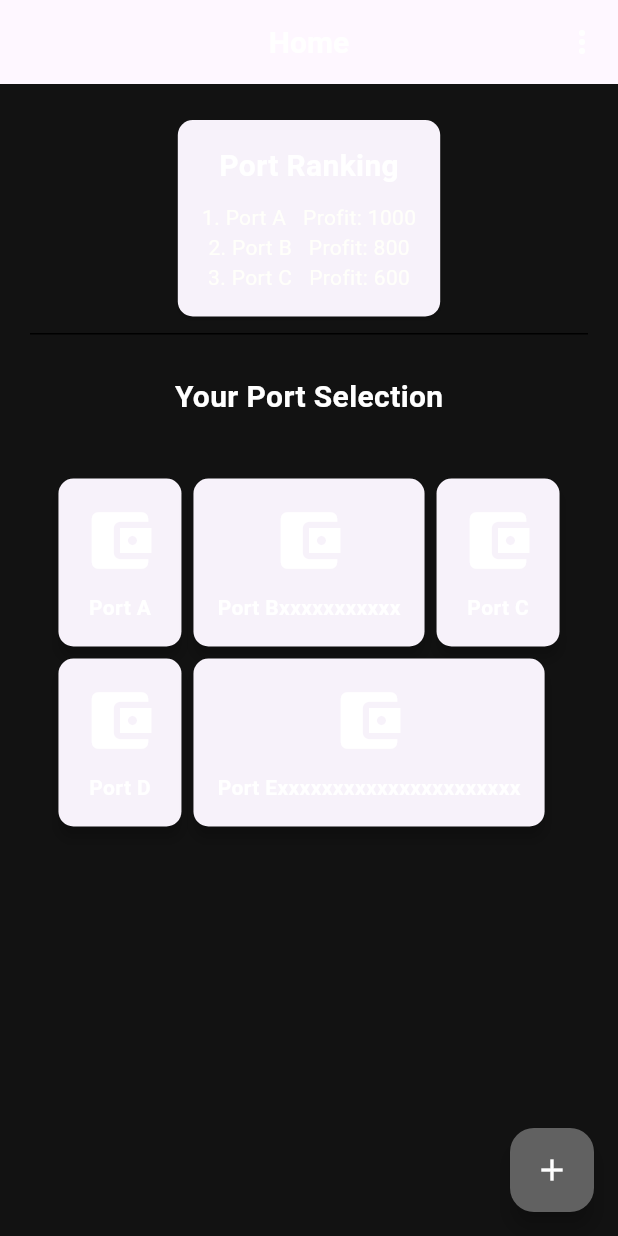
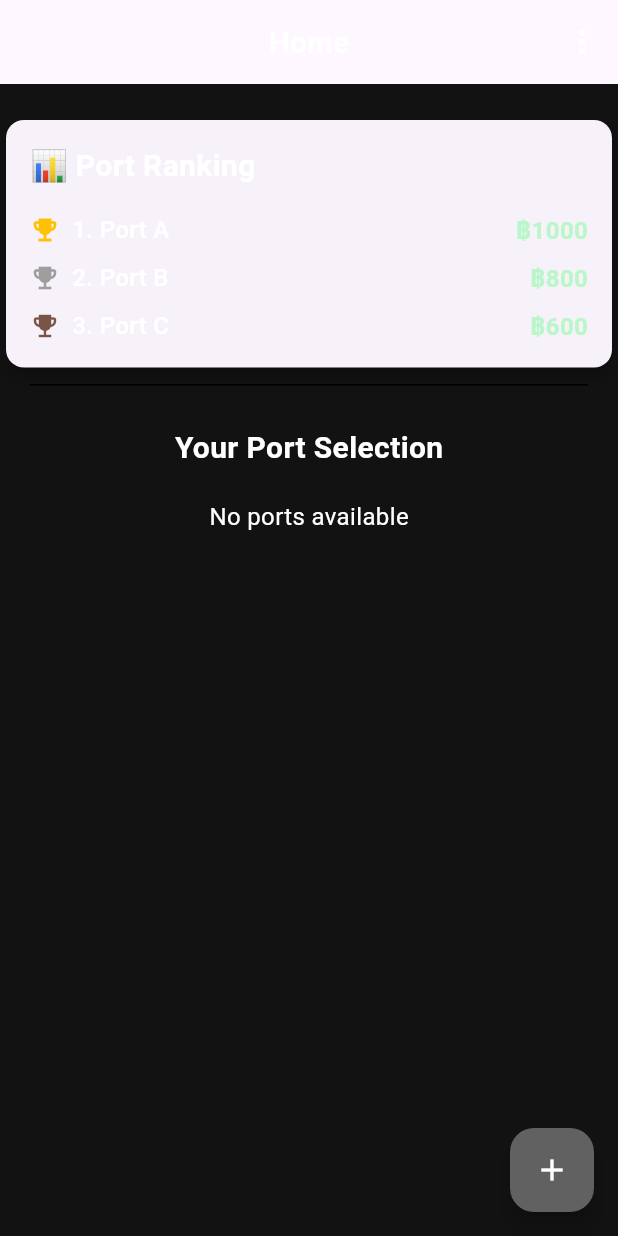
Before and after one commit to soapsabee/ppjournal, a Flutter app: the screen it shows after launch, on a phone screen of 412 x 824 dp. Run offline on Flutter 3.47's test engine with Material 3 defaults, Android fonts, the light colour scheme and no system bars; our stand-ins replace drift, fl_chart, flutter_riverpod, image_picker; accounts and stored records are empty; generated files the repository leaves out were written again; statements that could not run were skipped.

Commit message:
implement port create page , and re-design home page

```diff
--- a/lib/presentation/pages/home/home_page.dart
+++ b/lib/presentation/pages/home/home_page.dart
@@ -1,10 +1,19 @@
 import 'package:flutter/material.dart';
+import 'package:flutter_riverpod/flutter_riverpod.dart';
+import 'package:ppjournal/data/local/database.dart';
 import 'package:ppjournal/presentation/colors/colors.dart';
+import 'package:ppjournal/providers/port_provider.dart';
 import '../../widgets/appbar_custom.dart';
 
-class HomePage extends StatelessWidget {
+class HomePage extends ConsumerStatefulWidget {
+  @override
+  _HomePageState createState() => _HomePageState();
+}
+
+class _HomePageState extends ConsumerState<HomePage> {
   @override
   Widget build(BuildContext context) {
+    final portList = ref.watch(portListProvider);
     return Scaffold(
       backgroundColor: AppColors.background,
       appBar: CustomAppBar(
@@ -14,7 +23,7 @@ class HomePage extends StatelessWidget {
             iconColor: AppColors.onPrimary,
             itemBuilder:
                 (context) => [
-                   PopupMenuItem(
+                  PopupMenuItem(
                     value: 'pair',
                     child: Text(
                       'Pair',
@@ -51,17 +60,21 @@ class HomePage extends StatelessWidget {
                   ),
                 ],
             onSelected: (value) {
-                final routes = {
+              final routes = {
                 'pair': "Pair",
                 'setup': "Setup",
                 'poi': "POI",
                 'signal': "Signal",
                 'price-pattern': "Price Pattern",
-                };
+              };
 
-                if (routes.containsKey(value)) {
-                Navigator.pushNamed(context, '/management-page', arguments: routes[value]);
-                }
+              if (routes.containsKey(value)) {
+                Navigator.pushNamed(
+                  context,
+                  '/management-page',
+                  arguments: routes[value],
+                );
+              }
             },
           ),
         ],
@@ -89,7 +102,11 @@ class HomePage extends StatelessWidget {
               ),
             ),
             SizedBox(height: 20),
-            buildPortCardList(context),
+            portList.when(
+              data: (ports) => buildPortCardList(context, ports.cast()),
+              loading: () => CircularProgressIndicator(),
+              error: (err, stack) => Text('Error: $err'),
+            ),
           ],
         ),
       ),
@@ -108,78 +125,173 @@ class HomePage extends StatelessWidget {
   Widget buildRankingCard(BuildContext context) {
     return Card(
       color: AppColors.primaryVariant,
-      shape: RoundedRectangleBorder(borderRadius: BorderRadius.circular(10)),
-      child: Container(
+      shape: RoundedRectangleBorder(borderRadius: BorderRadius.circular(12)),
+      elevation: 4,
+      child: Padding(
         padding: EdgeInsets.all(16),
         child: Column(
+          crossAxisAlignment: CrossAxisAlignment.start,
           children: [
             Text(
-              'Port Ranking',
+              '📊 Port Ranking',
               style: TextStyle(
                 fontSize: 20,
                 fontWeight: FontWeight.bold,
                 color: AppColors.onPrimary,
               ),
             ),
-            SizedBox(height: 10),
-            // Add your ranking list or content here
-            Text(
-              '1. Port A   Profit: 1000',
-              style: TextStyle(color: Color.fromRGBO(255, 255, 250, 1)),
-            ),
-            Text(
-              '2. Port B   Profit: 800',
-              style: TextStyle(color: Color.fromRGBO(255, 255, 250, 1)),
-            ),
-            Text(
-              '3. Port C   Profit: 600',
-              style: TextStyle(color: Color.fromRGBO(255, 255, 250, 1)),
-            ),
+            SizedBox(height: 16),
+            buildRankingRow(1, 'Port A', 1000),
+            SizedBox(height: 8),
+            buildRankingRow(2, 'Port B', 800),
+            SizedBox(height: 8),
+            buildRankingRow(3, 'Port C', 600),
           ],
         ),
       ),
     );
   }
 
-  Widget buildPortCardList(BuildContext context) {
+  Widget buildRankingRow(int rank, String name, int profit) {
+    Icon? rankIcon;
+    switch (rank) {
+      case 1:
+        rankIcon = Icon(Icons.emoji_events, color: Colors.amber, size: 20);
+        break;
+      case 2:
+        rankIcon = Icon(Icons.emoji_events, color: Colors.grey, size: 20);
+        break;
+      case 3:
+        rankIcon = Icon(Icons.emoji_events, color: Colors.brown, size: 20);
+        break;
+    }
+
+    return Row(
+      mainAxisAlignment: MainAxisAlignment.spaceBetween,
+      children: [
+        Row(
+          children: [
+            if (rankIcon != null) rankIcon,
+            SizedBox(width: 8),
+            Text(
+              '$rank. $name',
+              style: TextStyle(
+                fontSize: 16,
+                color: AppColors.onPrimary,
+                fontWeight: FontWeight.w500,
+              ),
+            ),
+          ],
+        ),
+        Text(
+          '฿$profit',
+          style: TextStyle(
+            fontSize: 16,
+            color: Colors.greenAccent[100],
+            fontWeight: FontWeight.bold,
+          ),
+        ),
+      ],
+    );
+  }
+
+  Widget buildPortCardList(BuildContext context, List<PortData> portList) {
+    if (portList.isEmpty) {
+      return Center(
+        child: Text(
+          'No ports available',
+          style: TextStyle(fontSize: 16, color: AppColors.onBackground),
+        ),
+      );
+    }
     return Container(
       padding: EdgeInsets.all(16),
       child: Wrap(
+        spacing: 16,
+        runSpacing: 16,
         children: [
-          buildPortCard(context, 'Port A'),
-          buildPortCard(context, 'Port Bxxxxxxxxxxx'),
-          buildPortCard(context, 'Port C'),
-          buildPortCard(context, 'Port D'),
-          buildPortCard(context, 'Port Exxxxxxxxxxxxxxxxxxxxxx'),
+          for (PortData port in portList) buildPortCard(context, port),
         ],
       ),
     );
   }
 
-  Widget buildPortCard(BuildContext context, String portName) {
+  Future<void> _deletePort(BuildContext context, int portId) async {
+    final portRepository = ref.read(portServiceProvider);
+    await portRepository.deletePort(portId);
+    ref.invalidate(portListProvider);
+  }
+
+  Widget buildPortCard(BuildContext context, PortData port) {
     return GestureDetector(
       onTap: () => Navigator.pushNamed(context, '/port-inside-page'),
       child: Card(
         elevation: 4,
         color: AppColors.secondaryVariant,
-        shape: RoundedRectangleBorder(borderRadius: BorderRadius.circular(10)),
+        shape: RoundedRectangleBorder(borderRadius: BorderRadius.circular(12)),
         child: Container(
-          padding: EdgeInsets.all(16),
+          width: 160,
+          padding: EdgeInsets.all(12),
           child: Column(
+            crossAxisAlignment: CrossAxisAlignment.start,
             children: [
-              Icon(
-                Icons.account_balance_wallet,
-                size: 50,
-                color: AppColors.onPrimary,
-              ), // Placeholder icon
-              SizedBox(height: 10),
+              Row(
+                children: [
+                  Icon(
+                    Icons.account_balance_wallet,
+                    size: 36,
+                    color: AppColors.onPrimary,
+                  ),
+                  Spacer(),
+                  InkWell(
+                    onTap: () {
+                      // Add your delete logic here
+                      showDialog(
+                        context: context,
+                        builder:
+                            (context) => AlertDialog(
+                              title: Text('Confirm Delete'),
+                              content: Text(
+                                'Are you sure you want to delete "${port.name}"?',
+                              ),
+                              actions: [
+                                TextButton(
+                                  onPressed: () async {
+                                    Navigator.of(context).pop();
+                                    await _deletePort(context, port.id);
+                                  },
+                                  child: Text(
+                                    'Delete',
+                                    style: TextStyle(color: Colors.red),
+                                  ),
+                                ),
+                                TextButton(
+                                  onPressed: () => Navigator.of(context).pop(),
+                                  child: Text('Cancel'),
+                                ),
+                              ],
+                            ),
+                      );
+                      print('Delete ${port.name}');
+                    },
+                    child: Icon(
+                      Icons.delete_outline,
+                      size: 20,
+                      color: Colors.red[300],
+                    ),
+                  ),
+                ],
+              ),
+              SizedBox(height: 12),
               Text(
-                portName,
+                port.name,
                 style: TextStyle(
-                  fontSize: 14,
-                  fontWeight: FontWeight.bold,
+                  fontSize: 16,
+                  fontWeight: FontWeight.w600,
                   color: AppColors.onPrimary,
                 ),
+                maxLines: 2,
+                overflow: TextOverflow.ellipsis,
               ),
             ],
           ),
--- /dev/null
+++ b/lib/providers/port_provider.dart
@@ -0,0 +1,21 @@
+
+
+import 'package:flutter_riverpod/flutter_riverpod.dart';
+import 'package:ppjournal/data/local/database.dart';
+import 'package:ppjournal/data/repositories/port_repository.dart';
+import 'package:ppjournal/services/port_service.dart';
+
+final dbProvider = Provider<AppDatabase>((ref) {
+   final db = AppDatabase();
+  return db;
+});
+
+final portServiceProvider = Provider<PortService>((ref) {
+  final db = ref.watch(dbProvider);
+  return PortService(PortRepository(db));
+});
+
+final portListProvider = FutureProvider<List>((ref) async {
+  final portService = ref.watch(portServiceProvider);
+  return await portService.getAllPorts();
+});
```
Also changed, not shown: lib/presentation/pages/home/create_port_page.dart (+42 -17 lines), lib/services/port_service.dart (added, +23 -0 lines).
